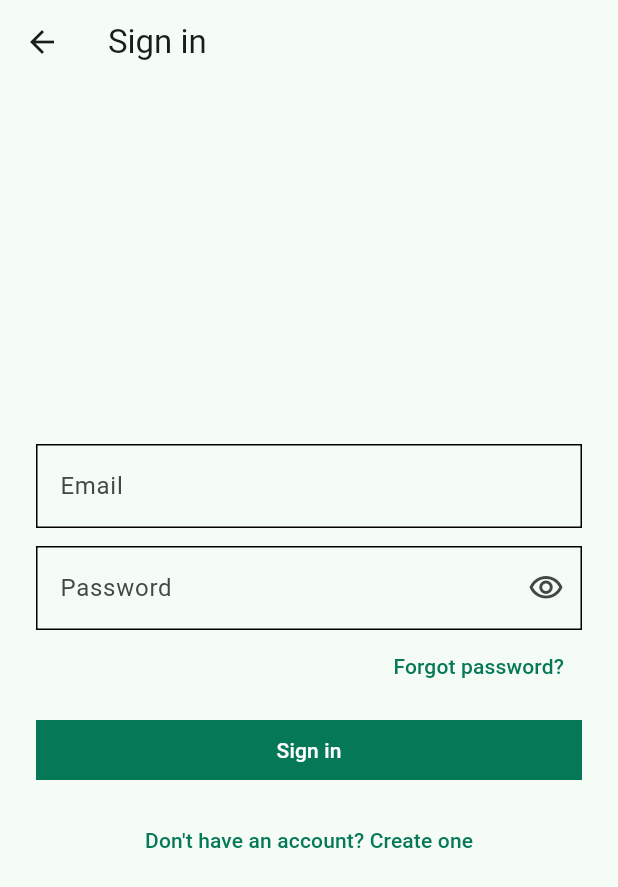
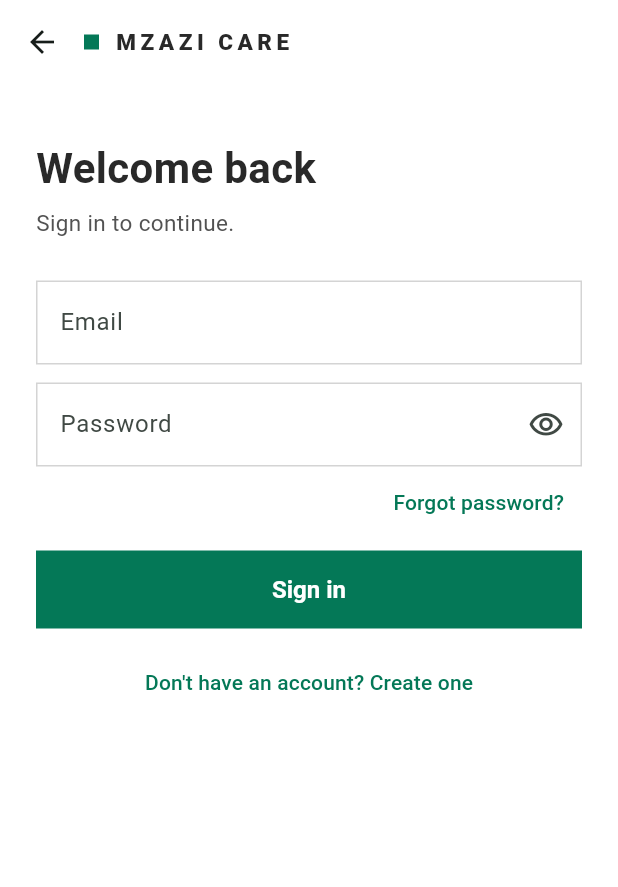
Before and after one commit to H-Munene/verifcare, a Flutter app: the screen it shows after launch, after a tap on "Sign in", on a phone screen of 412 x 824 dp. Shown: the top 887 px of the screen. Run offline on Flutter 3.47's test engine with Material 3 defaults, Android fonts, the phone set to English and light mode, and no system bars; our stand-ins replace audioplayers, flutter_local_notifications, geolocator, google_maps_flutter, image_picker, shared_preferences; missing offline and left inert: amazon_cognito_identity_dart_2, record.

Commit message:
style(mobile): sleek sign-in pages with an MZAZI CARE word logo
User request: the login pages get a cleaner look, with the name as an
all-caps word logo top left and no 'Caregiver sign in' style label,
since each app is only for one kind of user.

- widgets/auth_layout.dart (identical in both apps, which share no
  package) adds:
  - Wordmark: a small emerald square plus MZAZI CARE in spaced
    capitals, read by screen readers as 'Mzazi Care'.
  - AuthScaffold: a white page with the logo in the app bar after any
    back arrow, content top-aligned in a 420px column, and optional
    buttons pinned to the bottom.
  - AuthHeading and a tall full-width primary button style.
- Both login screens (and their new-password step) use it, with a
  'Welcome back' heading.
- The family Welcome page drops its 'Family member' label: a heading
  says what the app is for, and Sign in / Create account sit at the
  bottom.
- Text fields have soft grey square borders that darken to a neutral
  grey on focus, never a coloured outline, as on the web.

Checked with rendered screenshots. Tests pass (58/58 family, 17/17
caregiver).

```diff
--- a/frontend/mobile/family_member/lib/app_ui.dart
+++ b/frontend/mobile/family_member/lib/app_ui.dart
@@ -68,7 +68,12 @@ ThemeData buildAppTheme() {
   final squareButton = ButtonStyle(
     shape: WidgetStateProperty.all(const RoundedRectangleBorder()),
   );
-  const squareInput = OutlineInputBorder(borderRadius: BorderRadius.zero);
+  // Neutral grey borders that only darken on focus, never a coloured outline - the same rule as
+  // the web console's fields.
+  OutlineInputBorder squareInput(Color color) => OutlineInputBorder(
+    borderRadius: BorderRadius.zero,
+    borderSide: BorderSide(color: color),
+  );
   return ThemeData(
     // primary is pinned to the exact emerald; a bare seed would shift it to a generated tone.
     colorScheme: ColorScheme.fromSeed(
@@ -85,10 +90,17 @@ ThemeData buildAppTheme() {
     floatingActionButtonTheme: const FloatingActionButtonThemeData(
       shape: square,
     ),
-    inputDecorationTheme: const InputDecorationTheme(
-      border: squareInput,
-      enabledBorder: squareInput,
-      focusedBorder: squareInput,
+    inputDecorationTheme: InputDecorationTheme(
+      border: squareInput(const Color(0xFFD4D4D4)),
+      enabledBorder: squareInput(const Color(0xFFD4D4D4)),
+      focusedBorder: squareInput(inkTertiary),
+      errorBorder: squareInput(dangerRed),
+      focusedErrorBorder: squareInput(dangerRed),
+      floatingLabelStyle: WidgetStateTextStyle.resolveWith(
+        (states) => TextStyle(
+          color: states.contains(WidgetState.error) ? dangerRed : inkSecondary,
+        ),
+      ),
     ),
     cardTheme: const CardThemeData(shape: square),
     chipTheme: const ChipThemeData(shape: square),
--- a/frontend/mobile/family_member/lib/screens/login_screen.dart
+++ b/frontend/mobile/family_member/lib/screens/login_screen.dart
@@ -5,6 +5,7 @@ import '../api/users_api.dart';
 import '../app_ui.dart';
 import '../auth/cognito_auth_service.dart';
 import '../auth/registration.dart';
+import '../widgets/auth_layout.dart';
 import '../widgets/password_field.dart';
 import 'forgot_password_screen.dart';
 
@@ -115,10 +116,7 @@ class _LoginScreenState extends State<LoginScreen> {
 
   @override
   Widget build(BuildContext context) {
-    return Scaffold(
-      appBar: AppBar(title: const Text('Sign in')),
-      body: Padding(
-        padding: const EdgeInsets.all(24),
+    return AuthScaffold(
       child: _challenge == null
           ? _SignInForm(
               formKey: _formKey,
@@ -131,7 +129,6 @@ class _LoginScreenState extends State<LoginScreen> {
               onCreateAccountInstead: widget.onCreateAccountInstead,
             )
           : _NewPasswordForm(challenge: _challenge!, onCompleted: _finish),
-      ),
     );
   }
 }
@@ -176,9 +173,13 @@ class _SignInForm extends StatelessWidget {
     return Form(
       key: formKey,
       child: Column(
-        mainAxisAlignment: MainAxisAlignment.center,
+        mainAxisSize: MainAxisSize.min,
         crossAxisAlignment: CrossAxisAlignment.stretch,
         children: [
+          const AuthHeading(
+            title: 'Welcome back',
+            subtitle: 'Sign in to continue.',
+          ),
           TextFormField(
             controller: emailController,
             keyboardType: TextInputType.emailAddress,
@@ -212,6 +213,7 @@ class _SignInForm extends StatelessWidget {
             const SizedBox(height: 12),
           ],
           FilledButton(
+            style: authButtonStyle,
             onPressed: submitting ? null : onSubmit,
             child: Text(submitting ? 'Signing in...' : 'Sign in'),
           ),
@@ -293,11 +295,13 @@ class _NewPasswordFormState extends State<_NewPasswordForm> {
     return Form(
       key: _formKey,
       child: Column(
-        mainAxisAlignment: MainAxisAlignment.center,
+        mainAxisSize: MainAxisSize.min,
         crossAxisAlignment: CrossAxisAlignment.stretch,
         children: [
-          const Text('Set a new password to finish signing in.'),
-          const SizedBox(height: 16),
+          const AuthHeading(
+            title: 'Set a new password',
+            subtitle: 'Choose a new password to finish signing in.',
+          ),
           if (_needsName) ...[
             TextFormField(
               controller: _fullNameController,
@@ -335,6 +339,7 @@ class _NewPasswordFormState extends State<_NewPasswordForm> {
             const SizedBox(height: 12),
           ],
           FilledButton(
+            style: authButtonStyle,
             onPressed: _submitting ? null : _submit,
             child: Text(_submitting ? 'Saving...' : 'Set password and sign in'),
           ),
--- a/frontend/mobile/family_member/lib/screens/welcome_screen.dart
+++ b/frontend/mobile/family_member/lib/screens/welcome_screen.dart
@@ -1,5 +1,8 @@
 import 'package:flutter/material.dart';
 
+import '../widgets/auth_layout.dart';
+
+/// The signed-out start page: what the app is for, then sign in or create an account.
 class WelcomeScreen extends StatelessWidget {
   final VoidCallback onSignIn;
   final VoidCallback onSignUp;
@@ -8,30 +11,28 @@ class WelcomeScreen extends StatelessWidget {
 
   @override
   Widget build(BuildContext context) {
-    return Scaffold(
-      body: Padding(
-        padding: const EdgeInsets.all(24),
-        child: Column(
-          mainAxisAlignment: MainAxisAlignment.center,
-          crossAxisAlignment: CrossAxisAlignment.stretch,
-          children: [
-            const Text(
-              'Mzazi Care',
-              textAlign: TextAlign.center,
-              style: TextStyle(fontSize: 28, fontWeight: FontWeight.w600),
+    return AuthScaffold(
+      bottom: Column(
+        mainAxisSize: MainAxisSize.min,
+        crossAxisAlignment: CrossAxisAlignment.stretch,
+        children: [
+          FilledButton(style: authButtonStyle, onPressed: onSignIn, child: const Text('Sign in')),
+          const SizedBox(height: 12),
+          OutlinedButton(
+            style: OutlinedButton.styleFrom(
+              minimumSize: const Size.fromHeight(52),
+              textStyle: const TextStyle(fontSize: 16, fontWeight: FontWeight.w600),
             ),
-            const SizedBox(height: 4),
-            const Text(
-              'Family member',
-              textAlign: TextAlign.center,
-              style: TextStyle(fontSize: 16, color: Colors.grey),
-            ),
-            const SizedBox(height: 40),
-            FilledButton(onPressed: onSignIn, child: const Text('Sign in')),
-            const SizedBox(height: 12),
-            OutlinedButton(onPressed: onSignUp, child: const Text('Create account')),
-          ],
-        ),
+            onPressed: onSignUp,
+            child: const Text('Create account'),
+          ),
+        ],
+      ),
+      child: const AuthHeading(
+        title: 'Stay close to their care',
+        subtitle:
+            'See when a caregiver arrives, what they did and how each visit went, wherever '
+            'you are.',
       ),
     );
   }
--- /dev/null
+++ b/frontend/mobile/family_member/lib/widgets/auth_layout.dart
@@ -0,0 +1,129 @@
+import 'package:flutter/material.dart';
+
+import '../app_ui.dart';
+
+// The signed-out screens' shared look (2026-10-12, user request): a white page with the MZAZI
+// CARE word logo top left, and no "Caregiver"/"Family member" label, since each app is already
+// only for one kind of user. Kept identical in both mobile apps (they share no package).
+
+/// The word logo: a small emerald square, then the name in spaced capitals.
+class Wordmark extends StatelessWidget {
+  const Wordmark({super.key});
+
+  @override
+  Widget build(BuildContext context) => Semantics(
+    // Read as a name, not spelled out letter by letter.
+    label: 'Mzazi Care',
+    child: ExcludeSemantics(
+      child: Row(
+        mainAxisSize: MainAxisSize.min,
+        children: [
+          Container(width: 10, height: 10, color: primaryGreen),
+          const SizedBox(width: 10),
+          const Text(
+            'MZAZI CARE',
+            style: TextStyle(
+              fontSize: 15,
+              fontWeight: FontWeight.w800,
+              letterSpacing: 3,
+              color: inkDefault,
+            ),
+          ),
+        ],
+      ),
+    ),
+  );
+}
+
+/// A signed-out page: the word logo in the app bar (after the back arrow, when there is one),
+/// then [child] near the top, in a scrollable column of readable width so it fits above the
+/// keyboard and doesn't stretch across a tablet. [bottom], if given, is pinned to the foot of the
+/// screen (the Welcome page's buttons).
+class AuthScaffold extends StatelessWidget {
+  final Widget child;
+  final Widget? bottom;
+
+  const AuthScaffold({super.key, required this.child, this.bottom});
+
+  @override
+  Widget build(BuildContext context) {
+    final canPop = Navigator.of(context).canPop();
+    return Scaffold(
+      backgroundColor: Colors.white,
+      appBar: AppBar(
+        backgroundColor: Colors.white,
+        surfaceTintColor: Colors.transparent,
+        scrolledUnderElevation: 0,
+        centerTitle: false,
+        // Lines the logo up with the page content when there's no back arrow before it.
+        titleSpacing: canPop ? 0 : 24,
+        title: const Wordmark(),
+      ),
+      body: SafeArea(
+        child: Align(
+          alignment: Alignment.topCenter,
+          child: SingleChildScrollView(
+            padding: const EdgeInsets.fromLTRB(24, 40, 24, 24),
+            child: ConstrainedBox(
+              constraints: const BoxConstraints(maxWidth: 420),
+              child: child,
+            ),
+          ),
+        ),
+      ),
+      bottomNavigationBar: switch (bottom) {
+        final bottom? => SafeArea(
+          child: Padding(
+            padding: const EdgeInsets.fromLTRB(24, 0, 24, 24),
+            child: Align(
+              heightFactor: 1,
+              child: ConstrainedBox(
+                constraints: const BoxConstraints(maxWidth: 420),
+                child: bottom,
+              ),
+            ),
+          ),
+        ),
+        null => null,
+      },
+    );
+  }
+}
+
+/// The large heading and one-line explanation at the top of a signed-out page.
+class AuthHeading extends StatelessWidget {
+  final String title;
+  final String subtitle;
+
+  const AuthHeading({super.key, required this.title, required this.subtitle});
+
+  @override
+  Widget build(BuildContext context) => Padding(
+    padding: const EdgeInsets.only(bottom: 28),
+    child: Column(
+      crossAxisAlignment: CrossAxisAlignment.start,
+      children: [
+        Text(
+          title,
+          style: const TextStyle(
+            fontSize: 28,
+            fontWeight: FontWeight.w700,
+            height: 1.2,
+            color: inkDefault,
+          ),
+        ),
+        const SizedBox(height: 8),
+        Text(
+          subtitle,
+          style: const TextStyle(fontSize: 15, color: inkSecondary),
+        ),
+      ],
+    ),
+  );
+}
+
+/// The full-width, tall primary button the signed-out pages end with.
+final authButtonStyle = FilledButton.styleFrom(
+  minimumSize: const Size.fromHeight(52),
+  textStyle: const TextStyle(fontSize: 16, fontWeight: FontWeight.w600),
+);
```
Also changed, not shown: frontend/mobile/caregiver/lib/app_ui.dart (+17 -5 lines), frontend/mobile/caregiver/lib/screens/login_screen.dart (+14 -9 lines), frontend/mobile/caregiver/lib/widgets/auth_layout.dart (added, +129 -0 lines). Lines whose indentation alone changed are shown as unchanged.
